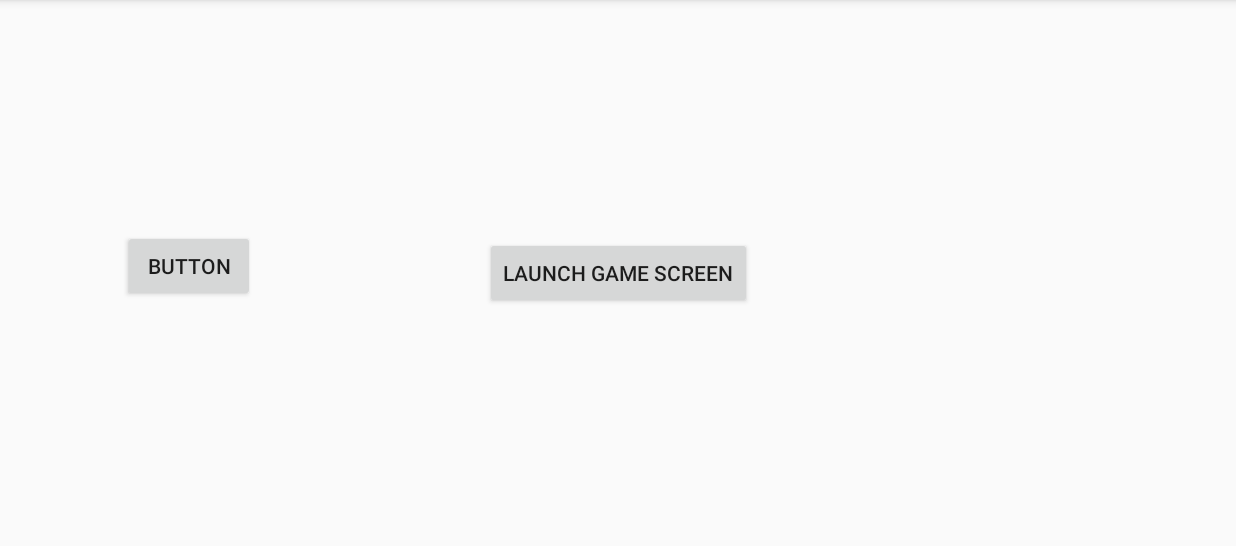
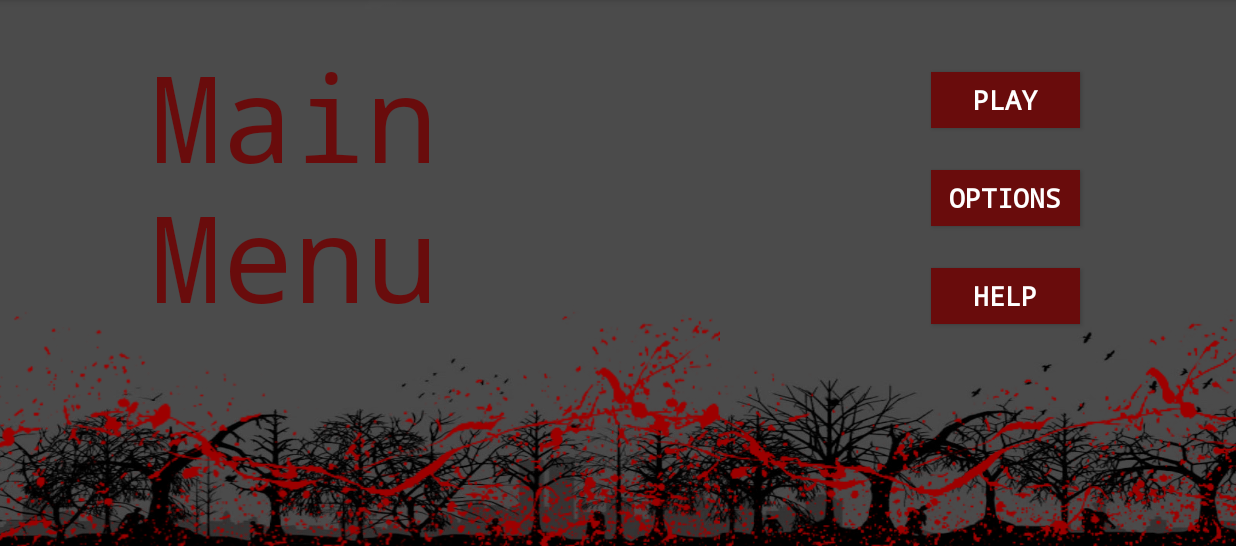
Before and after one commit to ramneetbrar/ZombieSeeker, an Android app: the MainActivity screen opened directly, with no data from a screen before it, on a phone screen of 824 x 412 dp (held sideways), the part 72-618 px from its top. Run offline under Robolectric (Android 15) with nearby library versions, the light colour scheme and no system bars.

Commit message:
Finished design of main menu.

```diff
--- a/app/src/main/java/com/ramneet/zombieseeker/MainActivity.java
+++ b/app/src/main/java/com/ramneet/zombieseeker/MainActivity.java
@@ -33,11 +33,11 @@ public class MainActivity extends AppCompatActivity {
         startActivity(i);
 
         setupLaunchGameScreen();
-        setupMainMenu();
+//        setupMainMenu();
     }
 
     private void setupLaunchGameScreen() {
-        Button button = findViewById(R.id.buttonLaunchGameScreen);
+        Button button = findViewById(R.id.playButton);
         button.setOnClickListener(new View.OnClickListener() {
             @Override
             public void onClick(View v) {
@@ -47,15 +47,4 @@ public class MainActivity extends AppCompatActivity {
         });
     }
 
-    private void setupMainMenu() {
-        Button button = findViewById(R.id.buttonMainMenu);
-        button.setOnClickListener(new View.OnClickListener() {
-            @Override
-            public void onClick(View v) {
-                Intent openMainMenu = new Intent(MainActivity.this, MainMenu.class);
-                startActivity(openMainMenu);
-            }
-        });
-    }
-
 }
--- a/app/src/main/res/layout/activity_main.xml
+++ b/app/src/main/res/layout/activity_main.xml
@@ -4,26 +4,93 @@
     xmlns:tools="http://schemas.android.com/tools"
     android:layout_width="match_parent"
     android:layout_height="match_parent"
-    tools:context=".GameScreen">
+    android:background="@drawable/zombie_background"
+    tools:context=".MainActivity">
+    <!--    tools:context=".GameScreen"/>-->
 
-    <Button
-        android:id="@+id/buttonLaunchGameScreen"
+    <ImageView
+        android:id="@+id/bloodSplatter2"
         android:layout_width="wrap_content"
         android:layout_height="wrap_content"
-        android:text="Launch Game Screen"
-        app:layout_constraintBottom_toBottomOf="parent"
+        android:layout_marginTop="164dp"
+        android:layout_marginEnd="344dp"
+        android:layout_marginRight="344dp"
         app:layout_constraintEnd_toEndOf="parent"
+        app:layout_constraintTop_toTopOf="parent"
+        app:srcCompat="@drawable/blood_splatter" />
+
+    <ImageView
+        android:id="@+id/imageView4"
+        android:layout_width="wrap_content"
+        android:layout_height="wrap_content"
+        android:layout_marginStart="312dp"
+        android:layout_marginLeft="312dp"
+        android:layout_marginTop="164dp"
+        app:layout_constraintStart_toStartOf="parent"
+        app:layout_constraintTop_toTopOf="parent"
+        app:srcCompat="@drawable/blood_splatter" />
+
+    <TextView
+        android:id="@+id/textView"
+        android:layout_width="wrap_content"
+        android:layout_height="wrap_content"
+        android:layout_marginStart="100dp"
+        android:layout_marginLeft="100dp"
+        android:layout_marginTop="24dp"
+        android:text="Main \nMenu"
+        android:textColor="#690C0C"
+        android:textColorLink="#00800707"
+        android:textSize="80sp"
+        android:typeface="monospace"
         app:layout_constraintStart_toStartOf="parent"
         app:layout_constraintTop_toTopOf="parent" />
 
     <Button
-        android:id="@+id/buttonMainMenu"
-        android:layout_width="wrap_content"
-        android:layout_height="wrap_content"
-        android:layout_marginStart="82dp"
-        android:layout_marginLeft="82dp"
-        android:layout_marginTop="153dp"
-        android:text="Button"
-        app:layout_constraintStart_toStartOf="parent"
+        android:id="@+id/helpButton"
+        android:layout_width="99dp"
+        android:layout_height="37dp"
+        android:layout_marginTop="28dp"
+        android:layout_marginEnd="104dp"
+        android:layout_marginRight="104dp"
+        android:background="#690C0C"
+        android:text="@string/help"
+        android:textColor="#FFFFFF"
+        android:textSize="18sp"
+        android:textStyle="bold"
+        android:typeface="monospace"
+        app:layout_constraintEnd_toEndOf="parent"
+        app:layout_constraintTop_toBottomOf="@+id/optionsButton" />
+
+    <Button
+        android:id="@+id/playButton"
+        android:layout_width="99dp"
+        android:layout_height="37dp"
+        android:layout_marginTop="48dp"
+        android:layout_marginEnd="104dp"
+        android:layout_marginRight="104dp"
+        android:background="#690C0C"
+        android:text="@string/play"
+        android:textColor="#FFFFFF"
+        android:textSize="18sp"
+        android:textStyle="bold"
+        android:typeface="monospace"
+        app:layout_constraintEnd_toEndOf="parent"
         app:layout_constraintTop_toTopOf="parent" />
+
+    <Button
+        android:id="@+id/optionsButton"
+        android:layout_width="99dp"
+        android:layout_height="37dp"
+        android:layout_marginTop="28dp"
+        android:layout_marginEnd="104dp"
+        android:layout_marginRight="104dp"
+        android:background="#690C0C"
+        android:text="@string/options"
+        android:textColor="#FFFFFF"
+        android:textSize="18sp"
+        android:textStyle="bold"
+        android:typeface="monospace"
+        app:layout_constraintEnd_toEndOf="parent"
+        app:layout_constraintTop_toBottomOf="@+id/playButton" />
+
 </androidx.constraintlayout.widget.ConstraintLayout>
--- a/app/src/main/res/layout/activity_main_menu.xml
+++ b/app/src/main/res/layout/activity_main_menu.xml
@@ -1,14 +1,15 @@
 <?xml version="1.0" encoding="utf-8"?>
-<RelativeLayout
-    xmlns:android="http://schemas.android.com/apk/res/android"
+<LinearLayout xmlns:android="http://schemas.android.com/apk/res/android"
     xmlns:app="http://schemas.android.com/apk/res-auto"
     xmlns:tools="http://schemas.android.com/tools"
+    android:id="@+id/relativeLayout"
     android:layout_width="match_parent"
     android:layout_height="match_parent"
     android:background="@drawable/zombie_background"
     tools:context=".MainMenu">
 
     <androidx.constraintlayout.widget.ConstraintLayout
+        android:id="@+id/constraintLayout3"
         android:layout_width="match_parent"
         android:layout_height="match_parent">
 
@@ -115,4 +116,4 @@
         </androidx.constraintlayout.widget.ConstraintLayout>
     </androidx.constraintlayout.widget.ConstraintLayout>
 
-</RelativeLayout>
+</LinearLayout>
```
